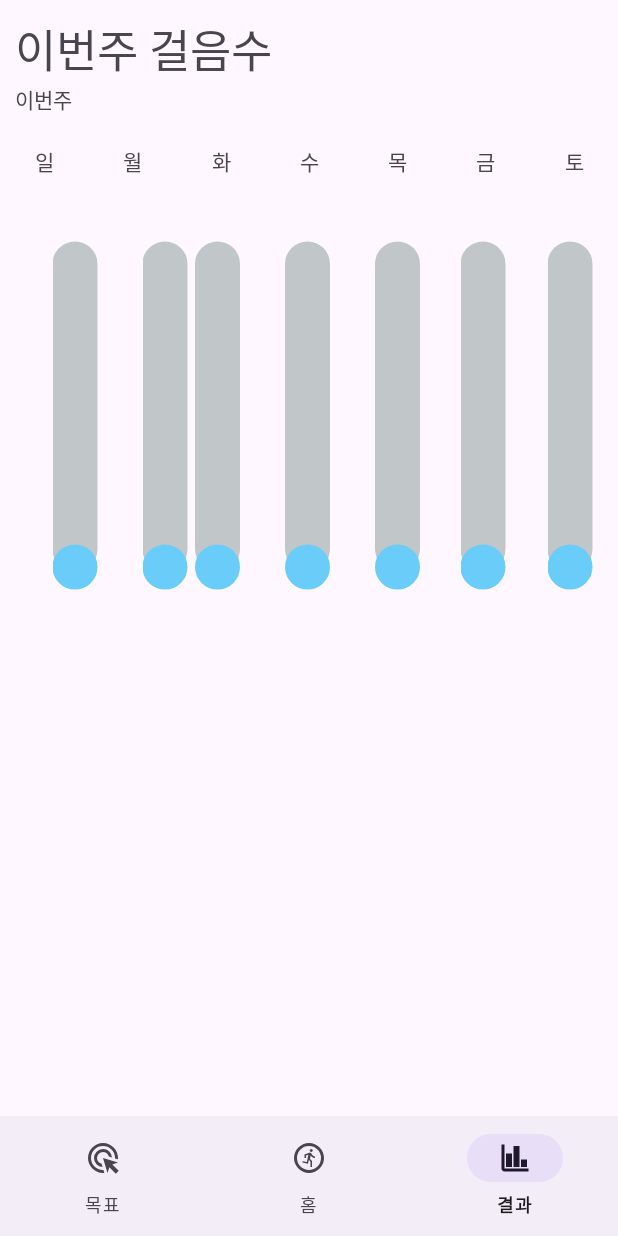
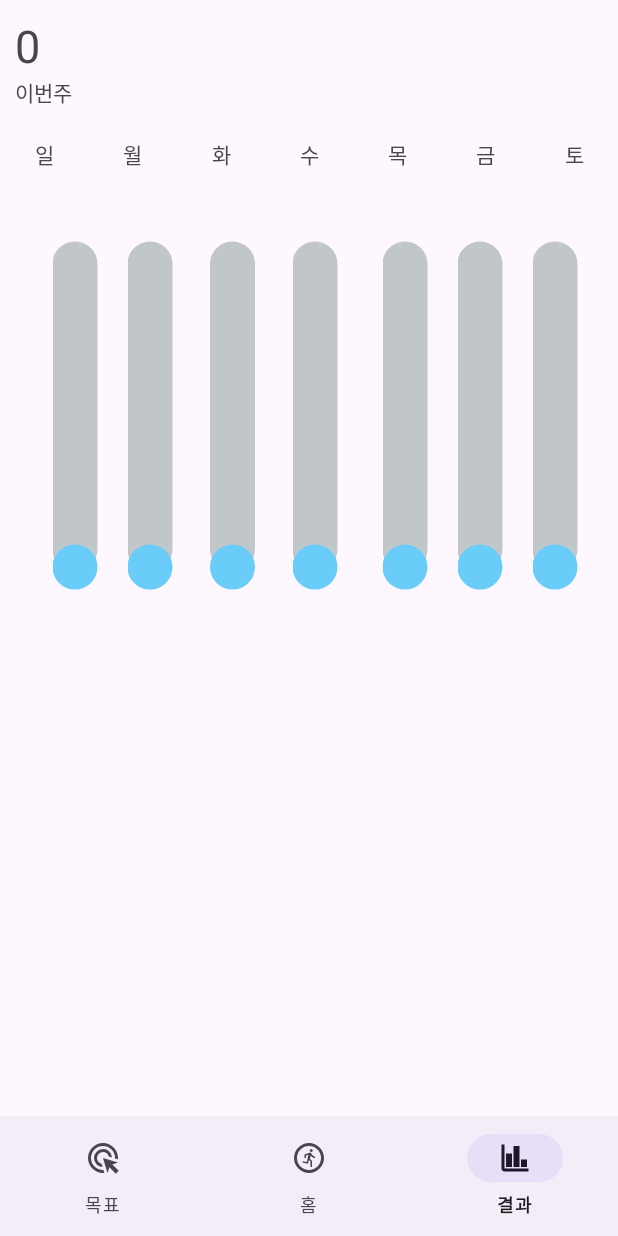
Before and after one commit to hyewoon/Small_Steps, an Android app: the screen it shows after launch (MainActivity), item 3 of the bottom bar chosen, on a phone screen of 412 x 824 dp. Run offline under Robolectric (Android 15) with nearby library versions, the phone set to English and light mode, and no system bars; our stand-ins replace Room's generated code.

Commit message:
type-step-counter 수정

```diff
--- a/app/src/main/java/com/example/new_small_steps/ResultFragment.kt
+++ b/app/src/main/java/com/example/new_small_steps/ResultFragment.kt
@@ -6,10 +6,15 @@ import android.view.LayoutInflater
 import android.view.View
 import android.view.ViewGroup
 import com.example.new_small_steps.databinding.FragmentResultBinding
+import com.example.new_small_steps.roomDB.AppDataBase
+import kotlinx.coroutines.CoroutineScope
+import kotlinx.coroutines.Dispatchers
+import kotlinx.coroutines.launch
 
 
 class ResultFragment : Fragment() {
     private lateinit var binding: FragmentResultBinding
+    private lateinit var db : AppDataBase
 
 
     override fun onCreate(savedInstanceState: Bundle?) {
@@ -35,6 +40,16 @@ class ResultFragment : Fragment() {
             seekbarSat.max = target
         }
 
+        binding.seekbarFri.progress = MyApplication.prefs.getString("currentSteps", 0).toString().toInt()
+        binding.weeklySteps.text = MyApplication.prefs.getString("currentSteps",0).toString()
+
+        db = AppDataBase.getInstance(this.requireActivity())
+
+        CoroutineScope(Dispatchers.IO).launch {
+          //  binding.weeklySteps.text = db.myDataDao.getAllData()[0].total_steps.toString()
+            //binding.seekbarSun.progress = db.myDataDao.getWeeklyData()[0].toString().toInt()
+        }
+
         return binding.root
     }
 
--- a/app/src/main/java/com/example/new_small_steps/tabLayout/DailyFragment.kt
+++ b/app/src/main/java/com/example/new_small_steps/tabLayout/DailyFragment.kt
@@ -18,7 +18,6 @@ import android.view.ViewGroup
 import android.widget.Toast
 import androidx.annotation.RequiresApi
 import androidx.core.content.ContextCompat
-import androidx.core.content.ContextCompat.getSystemService
 import androidx.work.Data
 import androidx.work.ExistingPeriodicWorkPolicy
 import androidx.work.PeriodicWorkRequestBuilder
@@ -26,24 +25,31 @@ import androidx.work.WorkManager
 import androidx.work.workDataOf
 import com.example.new_small_steps.MyApplication
 import com.example.new_small_steps.MyWorkManager
-import com.example.new_small_steps.R
 import com.example.new_small_steps.databinding.FragmentDailyBinding
 import java.time.LocalDate
-import java.time.LocalDateTime
 import java.util.Calendar
 import java.util.concurrent.TimeUnit
 
 
 class DailyFragment : Fragment(),SensorEventListener {
+    private lateinit var context: Context
     private lateinit var binding: FragmentDailyBinding
     private lateinit var sensorManager: SensorManager
     private var stepCounterSensor: Sensor? = null
-
+    private lateinit var viewModel: StepCounterViewModel
     private val ACTIVITY_RECOGNITION_REQ_CODE = 100 // Request code for activity recognition
 
     private var initialStepCount: Int? = null // Holds the initial step count
     private var currentSessionSteps: Int = 0 // Steps taken in the current session
-    private var steps : Int = 0
+    private var previousSteps : Int = 0
+    private var steps = 0
+    private var isStepsChanged : Boolean = false
+
+
+    override fun onAttach(context: Context) {
+        super.onAttach(context)
+        this.context = context
+    }
 
 
     @RequiresApi(Build.VERSION_CODES.O)
@@ -52,6 +58,15 @@ class DailyFragment : Fragment(),SensorEventListener {
         checkAndRequestPermission()
         loadData()
         saveData()
+        Log.d("DailyFragment", "onCreate$currentSessionSteps")
+
+        currentSessionSteps = MyApplication.prefs.getString("currentSteps", 0).toString().toInt()
+        //변경사항 또 저장
+        MyApplication.prefs.setString("currentSteps", +currentSessionSteps)
+        Log.d("DailyFragment", "onCreate$currentSessionSteps")
+        Log.d("DailyFragment", "onCreate$initialStepCount")
+
+
 
         //fragmentdptj sensor 사용하려면 앞에 requireActivity() 붙여야
         sensorManager = requireActivity().getSystemService(Context.SENSOR_SERVICE) as SensorManager
@@ -67,7 +82,6 @@ class DailyFragment : Fragment(),SensorEventListener {
         } else {
             sensorManager.registerListener(this, stepCounterSensor, SensorManager.SENSOR_DELAY_UI)
         }
-
     }
 
     @RequiresApi(Build.VERSION_CODES.O)
@@ -77,12 +91,21 @@ class DailyFragment : Fragment(),SensorEventListener {
     ): View? {
         // Inflate the layout for this fragment
         binding = FragmentDailyBinding.inflate(layoutInflater)
+        saveData()
+        loadData()
         val date = LocalDate.now().toString()
 
         binding.date.text = date
         binding.targetSteps.text = MyApplication.prefs.getString("target", 0)
         binding.progressBar.max =  MyApplication.prefs.getString("target", 0).toString().toInt()
+
         return binding.root
+    }
+
+    @RequiresApi(Build.VERSION_CODES.O)
+    override fun onViewCreated(view: View, savedInstanceState: Bundle?) {
+        super.onViewCreated(view, savedInstanceState)
+
     }
 
     private fun checkAndRequestPermission() {
@@ -107,7 +130,11 @@ class DailyFragment : Fragment(),SensorEventListener {
     @RequiresApi(Build.VERSION_CODES.O)
     override fun onStop() {
         super.onStop()
-        //loadData
+        stepCounterSensor?.also { step ->
+           sensorManager.registerListener(this, step, SensorManager.SENSOR_DELAY_FASTEST)
+            loadData()
+            saveData()
+
             currentSessionSteps = MyApplication.prefs.getString("currentSteps", 0).toString().toInt()
             //변경사항 또 저장
             MyApplication.prefs.setString("currentSteps",currentSessionSteps )
@@ -115,6 +142,14 @@ class DailyFragment : Fragment(),SensorEventListener {
             binding.steps.text = currentSessionSteps.toString()
             Log.d("DailyFragment", "onStop current$currentSessionSteps")
 
+        }
+
+
+
+
+      /*  stepCounterSensor?.also { step ->
+            sensorManager.registerListener(this, step, SensorManager.SENSOR_DELAY_UI)
+        }*/
 
     }
 
@@ -124,63 +159,99 @@ class DailyFragment : Fragment(),SensorEventListener {
      sensorManager.unregisterListener(this)
         loadData()
         saveData()
+        currentSessionSteps = MyApplication.prefs.getString("currentSteps", 0).toString().toInt()
+        //변경사항 또 저장
+        MyApplication.prefs.setString("currentSteps",currentSessionSteps )
+
 
 
     }
+
 
     @RequiresApi(Build.VERSION_CODES.O)
     override fun onResume() {
         super.onResume()
         stepCounterSensor?.also { step ->
-            sensorManager.registerListener(this, step, SensorManager.SENSOR_DELAY_UI)
+            sensorManager.registerListener(this, step, SensorManager.SENSOR_DELAY_FASTEST)
             loadData()
             saveData()
+            currentSessionSteps = MyApplication.prefs.getString("currentSteps", 0).toString().toInt()
+            //변경사항 또 저장
+            MyApplication.prefs.setString("currentSteps",currentSessionSteps )
+
+            binding.steps.text = currentSessionSteps.toString()
+            Log.d("DailyFragment", "onResume current$currentSessionSteps")
         }
 
     }
 
+
     @RequiresApi(Build.VERSION_CODES.O)
     @SuppressLint("SuspiciousIndentation")
     override fun onSensorChanged(event: SensorEvent?) {
+        if(isStepsChanged){
             event?.let {
-            if (it.sensor.type == Sensor.TYPE_STEP_COUNTER) {
-                if(initialStepCount == null){
-                    initialStepCount = it.values[0].toInt()
+                if (event.sensor.type == Sensor.TYPE_STEP_COUNTER) {
+                    initialStepCount = event.values[0].toInt()
+                    Log.d("DailyFragment", "onSensorChanged $initialStepCount")
                 }
+                currentSessionSteps =event.values[0].toInt()- previousSteps
+                Log.d("DailyFragment", "previousSteps $previousSteps")
+                Log.d("DailyFragment", "currentSessionSteps $currentSessionSteps")
+                binding.progressBar.progress = currentSessionSteps
+                binding.steps.text = currentSessionSteps.toString()
 
-                // Calculate steps taken since initialStepCount was recorded.
-                currentSessionSteps = it.values[0].toInt() - (initialStepCount ?: 0)
-                Log.d("DailyFragment", "initialStepCount: $initialStepCount")
-                Log.d("DailyFragment", "currentSessionSteps: $currentSessionSteps")
 
-                binding.steps.text = currentSessionSteps.toString()
-                binding.progressBar.progress = currentSessionSteps
-                //saveData
-                MyApplication.prefs.setString("currentSteps",currentSessionSteps )
-                Log.d("DailyFragment", "onSensorChanged$currentSessionSteps")
+                loadData()
+                saveData()
+
+
+                MyApplication.prefs.setString("currentSteps", currentSessionSteps)
                 saveData()
                 loadData()
 
+
+            }
+            return
+        }else{
+            event?.let {
+                if (event.sensor.type == Sensor.TYPE_STEP_COUNTER) {
+                    initialStepCount = event.values[0].toInt()
+                    Log.d("DailyFragment", "onSensorChanged $initialStepCount")
+                }
+                previousSteps =30191
+                currentSessionSteps =event.values[0].toInt()- previousSteps
+                Log.d("DailyFragment", "previousSteps $previousSteps")
+                Log.d("DailyFragment", "currentSessionSteps $currentSessionSteps")
+                binding.progressBar.progress = currentSessionSteps
+                binding.steps.text = currentSessionSteps.toString()
+
+                loadData()
+                saveData()
+
+                MyApplication.prefs.setString("currentSteps", currentSessionSteps)
+                saveData()
+                loadData()
+
+            }
+            return
+        }
+
+
         var totalSteps = 0
-                if(steps == 0){
+        if (steps == 0) {
             totalSteps = currentSessionSteps + steps
             steps = currentSessionSteps
-                }else{
+        } else {
             totalSteps = currentSessionSteps + steps
         }
 
-
         //데이터 보내기
-                val sendData : Data = workDataOf(
+        val sendData: Data = workDataOf(
             "steps" to currentSessionSteps,
             "totalSteps" to totalSteps
         )
         workManager(sendData)
-
-
-
-            }
-    }
 
 }
 
@@ -211,7 +282,7 @@ override fun onAccuracyChanged(p0: Sensor?, p1: Int) {
     private fun loadData() {
         val getInt = MyApplication.prefs.getString("InitialStepCount", 0).toString().toInt()
         initialStepCount =getInt
-        if (initialStepCount == 0) initialStepCount = null
+       // if (initialStepCount == 0) initialStepCount = null
 
         val lastDate = MyApplication.prefs.getDate("LastDate", LocalDate.now().toString())
         val currentDate = LocalDate.now().toString()
@@ -234,30 +305,40 @@ override fun onAccuracyChanged(p0: Sensor?, p1: Int) {
     @RequiresApi(Build.VERSION_CODES.O)
     private fun resetSessionSteps() {
         // Reset initialStepCount to null so it will be set again with the next sensor event
+        previousSteps = initialStepCount!!
         initialStepCount = null
         currentSessionSteps = 0
+       isStepsChanged = true
+
+       /*
+       * if
+       * initialStepCount = 23390 + 119 = 23,509
+       * currentStep 119 +
+       * */
         //save
         MyApplication.prefs.setString("currentSteps",currentSessionSteps)
-      //  binding.steps.text = MyApplication.prefs.getString("currentSteps", 0)
-
+        binding.steps.text = currentSessionSteps.toString()
         saveData()
 
     }
 
 
     private fun workManager(data: Data) {
-
+        if(context != null){
             val workManager = PeriodicWorkRequestBuilder<MyWorkManager>(1, TimeUnit.DAYS) //하루에 한번 실행
                 .setInputData(data) //데이터 보내기
                 .setInitialDelay(calculateInitialDelay(), TimeUnit.MILLISECONDS)
                 .build()
 
 
-        WorkManager.getInstance(requireContext()).enqueueUniquePeriodicWork(
+            WorkManager.getInstance(context).enqueueUniquePeriodicWork(
                 "mywork",
                 ExistingPeriodicWorkPolicy.REPLACE,
                 workManager
             )
+        }
+
+
     }
 
     }
--- a/app/src/main/res/layout/fragment_result.xml
+++ b/app/src/main/res/layout/fragment_result.xml
@@ -126,9 +126,10 @@
         android:thumb="@drawable/custom_seekbar_thumb"
         android:thumbOffset="12dp"
         android:translationX="-160dp"
-        app:layout_constraintTop_toTopOf="parent"
         app:layout_constraintEnd_toEndOf="parent"
-        app:layout_constraintStart_toStartOf="@id/sunday"/>
+        app:layout_constraintHorizontal_bias="0.0"
+        app:layout_constraintStart_toStartOf="@id/sunday"
+        app:layout_constraintTop_toTopOf="parent" />
 
     <SeekBar
         android:id="@+id/seekbar_mon"
@@ -143,7 +144,7 @@
         android:splitTrack="false"
         android:thumb="@drawable/custom_seekbar_thumb"
         android:thumbOffset="12dp"
-        android:translationX="-100dp"
+        android:translationX="-110dp"
         app:layout_constraintTop_toTopOf="parent"
         app:layout_constraintEnd_toEndOf="parent"
         app:layout_constraintStart_toStartOf="@id/sunday"/>
@@ -161,7 +162,7 @@
         android:splitTrack="false"
         android:thumb="@drawable/custom_seekbar_thumb"
         android:thumbOffset="12dp"
-        android:translationX="-65dp"
+        android:translationX="-55dp"
         app:layout_constraintTop_toTopOf="parent"
         app:layout_constraintEnd_toEndOf="parent"
         app:layout_constraintStart_toStartOf="@id/sunday"/>
@@ -181,7 +182,7 @@
         android:splitTrack="false"
         android:thumb="@drawable/custom_seekbar_thumb"
         android:thumbOffset="12dp"
-        android:translationX="-5dp"
+        android:translationX="0dp"
         app:layout_constraintTop_toTopOf="parent"
         app:layout_constraintEnd_toEndOf="parent"
         app:layout_constraintStart_toStartOf="@id/sunday"/>
@@ -199,7 +200,7 @@
         android:splitTrack="false"
         android:thumb="@drawable/custom_seekbar_thumb"
         android:thumbOffset="12dp"
-        android:translationX="55dp"
+        android:translationX="60dp"
         app:layout_constraintTop_toTopOf="parent"
         app:layout_constraintEnd_toEndOf="parent"
         app:layout_constraintStart_toStartOf="@id/sunday"/>
@@ -216,7 +217,7 @@
         android:splitTrack="false"
         android:thumb="@drawable/custom_seekbar_thumb"
         android:thumbOffset="12dp"
-        android:translationX="112dp"
+        android:translationX="110dp"
         app:layout_constraintTop_toTopOf="parent"
         app:layout_constraintEnd_toEndOf="parent"
         app:layout_constraintStart_toStartOf="@id/sunday"/>
@@ -233,7 +234,7 @@
         android:splitTrack="false"
         android:thumb="@drawable/custom_seekbar_thumb"
         android:thumbOffset="12dp"
-        android:translationX="170dp"
+        android:translationX="160dp"
         app:layout_constraintTop_toTopOf="parent"
         app:layout_constraintEnd_toEndOf="parent"
         app:layout_constraintStart_toStartOf="@id/sunday"/>
```
Also changed, not shown: app/src/main/AndroidManifest.xml (+13 -5 lines). Lines whose indentation alone changed are shown as unchanged.
